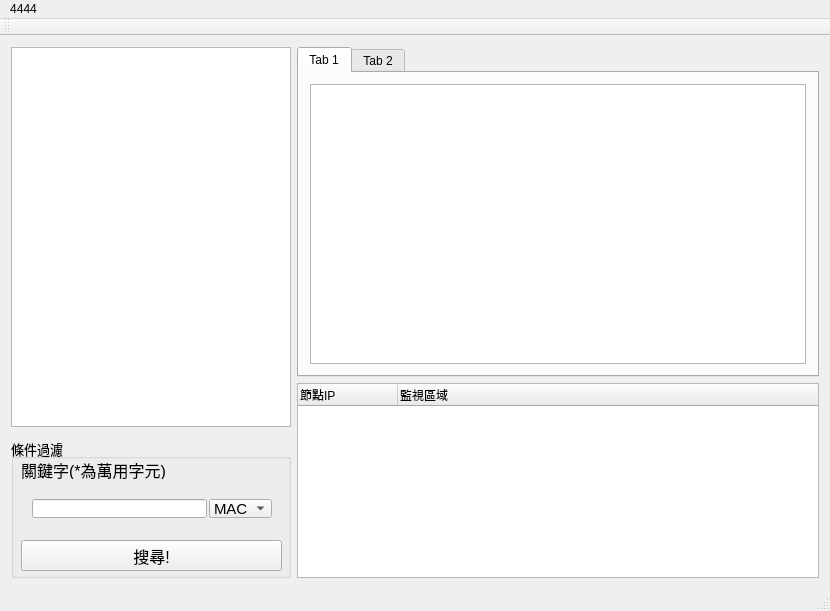
First picture: the form in ui/mainwindow.ui, repository GGORZ10227216/WIFI_tracker_MTK, before the edit.
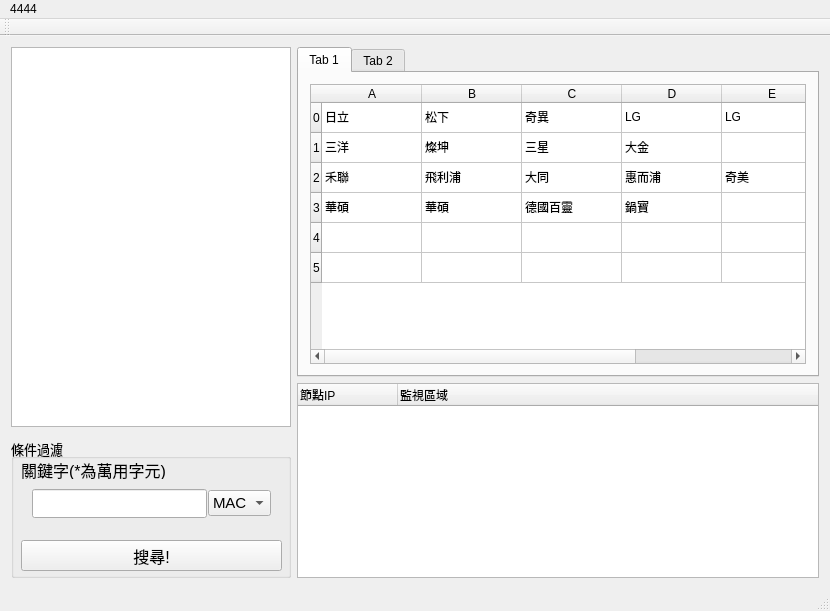
Second picture: the form after the edit.

Diff of the .ui file:
```diff
--- a/ui/mainwindow.ui
+++ b/ui/mainwindow.ui
@@ -93,9 +93,9 @@
            <property name="geometry">
             <rect>
              <x>10</x>
-             <y>50</y>
-             <width>262</width>
-             <height>41</height>
+             <y>40</y>
+             <width>261</width>
+             <height>51</height>
             </rect>
            </property>
            <layout class="QHBoxLayout" name="horizontalLayout_6">
@@ -205,31 +205,157 @@
            </attribute>
            <layout class="QHBoxLayout" name="horizontalLayout_4">
             <item>
-             <widget class="QGraphicsView" name="graphicsView">
-              <property name="sizePolicy">
-               <sizepolicy hsizetype="Expanding" vsizetype="Expanding">
-                <horstretch>0</horstretch>
-                <verstretch>0</verstretch>
-               </sizepolicy>
-              </property>
-              <property name="minimumSize">
-               <size>
-                <width>0</width>
-                <height>0</height>
-               </size>
-              </property>
-              <property name="cursor" stdset="0">
-               <cursorShape>ArrowCursor</cursorShape>
-              </property>
-              <property name="autoFillBackground">
-               <bool>false</bool>
-              </property>
-              <property name="alignment">
-               <set>Qt::AlignCenter</set>
-              </property>
-              <property name="dragMode">
-               <enum>QGraphicsView::ScrollHandDrag</enum>
-              </property>
+             <widget class="QTableWidget" name="tableWidget">
+              <row>
+               <property name="text">
+                <string>0</string>
+               </property>
+              </row>
+              <row>
+               <property name="text">
+                <string>1</string>
+               </property>
+              </row>
+              <row>
+               <property name="text">
+                <string>2</string>
+               </property>
+              </row>
+              <row>
+               <property name="text">
+                <string>3</string>
+               </property>
+              </row>
+              <row>
+               <property name="text">
+                <string>4</string>
+               </property>
+              </row>
+              <row>
+               <property name="text">
+                <string>5</string>
+               </property>
+              </row>
+              <column>
+               <property name="text">
+                <string>A</string>
+               </property>
+              </column>
+              <column>
+               <property name="text">
+                <string>B</string>
+               </property>
+              </column>
+              <column>
+               <property name="text">
+                <string>C</string>
+               </property>
+              </column>
+              <column>
+               <property name="text">
+                <string>D</string>
+               </property>
+              </column>
+              <column>
+               <property name="text">
+                <string>E</string>
+               </property>
+              </column>
+              <column>
+               <property name="text">
+                <string>F</string>
+               </property>
+              </column>
+              <item row="0" column="0">
+               <property name="text">
+                <string>日立</string>
+               </property>
+              </item>
+              <item row="0" column="1">
+               <property name="text">
+                <string>松下</string>
+               </property>
+              </item>
+              <item row="0" column="2">
+               <property name="text">
+                <string>奇異</string>
+               </property>
+              </item>
+              <item row="0" column="3">
+               <property name="text">
+                <string>LG</string>
+               </property>
+              </item>
+              <item row="0" column="4">
+               <property name="text">
+                <string>LG</string>
+               </property>
+              </item>
+              <item row="1" column="0">
+               <property name="text">
+                <string>三洋</string>
+               </property>
+              </item>
+              <item row="1" column="1">
+               <property name="text">
+                <string>燦坤</string>
+               </property>
+              </item>
+              <item row="1" column="2">
+               <property name="text">
+                <string>三星</string>
+               </property>
+              </item>
+              <item row="1" column="3">
+               <property name="text">
+                <string>大金</string>
+               </property>
+              </item>
+              <item row="2" column="0">
+               <property name="text">
+                <string>禾聯</string>
+               </property>
+              </item>
+              <item row="2" column="1">
+               <property name="text">
+                <string>飛利浦</string>
+               </property>
+              </item>
+              <item row="2" column="2">
+               <property name="text">
+                <string>大同</string>
+               </property>
+              </item>
+              <item row="2" column="3">
+               <property name="text">
+                <string>惠而浦</string>
+               </property>
+              </item>
+              <item row="2" column="4">
+               <property name="text">
+                <string>奇美</string>
+               </property>
+              </item>
+              <item row="3" column="0">
+               <property name="text">
+                <string>華碩</string>
+               </property>
+              </item>
+              <item row="3" column="1">
+               <property name="text">
+                <string>華碩</string>
+               </property>
+              </item>
+              <item row="3" column="2">
+               <property name="text">
+                <string>德國百靈</string>
+               </property>
+              </item>
+              <item row="3" column="3">
+               <property name="text">
+                <string>鍋寶</string>
+               </property>
+              </item>
              </widget>
             </item>
            </layout>
```
Left out of the diff: 2 changed lines with no effect on the pictures.
